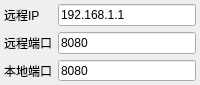
Above: form/tcp_config_widget.ui from half-nothing/UpperComputer before the change. Below: the same form after it.
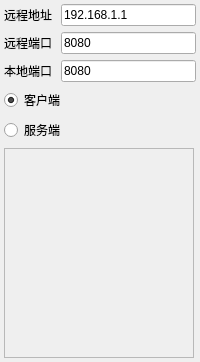
That is the form after the change.

```diff
--- a/form/tcp_config_widget.ui
+++ b/form/tcp_config_widget.ui
@@ -7,7 +7,7 @@
     <x>0</x>
     <y>0</y>
     <width>200</width>
-    <height>85</height>
+    <height>362</height>
    </rect>
   </property>
   <property name="minimumSize">
@@ -16,19 +16,16 @@
     <height>85</height>
    </size>
   </property>
+  <property name="maximumSize">
+   <size>
+    <width>200</width>
+    <height>362</height>
+   </size>
+  </property>
   <property name="windowTitle">
    <string>Form</string>
   </property>
-  <layout class="QFormLayout" name="formLayout">
-   <property name="rowWrapPolicy">
-    <enum>QFormLayout::WrapAllRows</enum>
-   </property>
-   <property name="labelAlignment">
-    <set>Qt::AlignCenter</set>
-   </property>
-   <property name="formAlignment">
-    <set>Qt::AlignHCenter|Qt::AlignTop</set>
-   </property>
+  <layout class="QGridLayout" name="gridLayout_2">
    <property name="leftMargin">
     <number>4</number>
    </property>
@@ -41,50 +38,98 @@
    <property name="bottomMargin">
     <number>4</number>
    </property>
-   <item row="0" column="0" colspan="2">
+   <item row="0" column="0">
     <layout class="QGridLayout" name="gridLayout">
-     <item row="1" column="0">
-      <widget class="QLabel" name="label_2">
-       <property name="text">
-        <string>远程端口</string>
-       </property>
-      </widget>
-     </item>
      <item row="0" column="1">
-      <widget class="QLineEdit" name="RomteIp">
+      <widget class="QLineEdit" name="remote_ip_edit">
        <property name="text">
         <string>192.168.1.1</string>
        </property>
       </widget>
      </item>
-     <item row="0" column="0">
-      <widget class="QLabel" name="label">
+     <item row="1" column="0">
+      <widget class="QLabel" name="remote_port_label">
        <property name="text">
-        <string>远程IP</string>
+        <string>远程端口</string>
        </property>
       </widget>
      </item>
      <item row="2" column="0">
-      <widget class="QLabel" name="label_3">
+      <widget class="QLabel" name="local_port_label">
        <property name="text">
         <string>本地端口</string>
        </property>
       </widget>
      </item>
+     <item row="3" column="0" colspan="2">
+      <widget class="QRadioButton" name="client_mode_button">
+       <property name="text">
+        <string>客户端</string>
+       </property>
+       <property name="checked">
+        <bool>true</bool>
+       </property>
+      </widget>
+     </item>
+     <item row="0" column="0">
+      <widget class="QLabel" name="remote_ip_label">
+       <property name="minimumSize">
+        <size>
+         <width>51</width>
+         <height>0</height>
+        </size>
+       </property>
+       <property name="text">
+        <string>远程地址</string>
+       </property>
+      </widget>
+     </item>
      <item row="2" column="1">
-      <widget class="QLineEdit" name="LocalPort">
+      <widget class="QLineEdit" name="local_port_edit">
        <property name="text">
         <string>8080</string>
        </property>
       </widget>
      </item>
      <item row="1" column="1">
-      <widget class="QLineEdit" name="RomtePort">
+      <widget class="QLineEdit" name="remote_port_edit">
        <property name="text">
         <string>8080</string>
        </property>
       </widget>
      </item>
+     <item row="4" column="0" colspan="2">
+      <widget class="QRadioButton" name="server_mode_button">
+       <property name="text">
+        <string>服务端</string>
+       </property>
+      </widget>
+     </item>
+     <item row="5" column="0" rowspan="2" colspan="2">
+      <widget class="QTableView" name="client_show_view">
+       <property name="enabled">
+        <bool>false</bool>
+       </property>
+       <property name="maximumSize">
+        <size>
+         <width>190</width>
+         <height>220</height>
+        </size>
+       </property>
+       <property name="editTriggers">
+        <set>QAbstractItemView::NoEditTriggers</set>
+       </property>
+       <property name="selectionBehavior">
+        <enum>QAbstractItemView::SelectRows</enum>
+       </property>
+       <attribute name="horizontalHeaderStretchLastSection">
+        <bool>false</bool>
+       </attribute>
+       <attribute name="verticalHeaderVisible">
+        <bool>false</bool>
+       </attribute>
+      </widget>
+     </item>
     </layout>
    </item>
   </layout>
```
Left out of the diff: 56 changed lines with no effect on the pictures.
